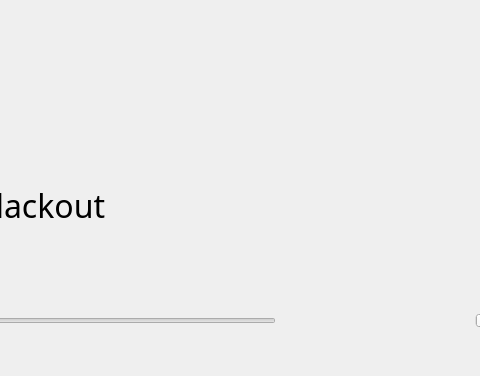
IsaacIngram/makeplus-livenation-ui, file control_widget.ui: the form before one commit; both pictures show x 105 to 585 and y 0 to 376 of the 950 by 520 pixel window.
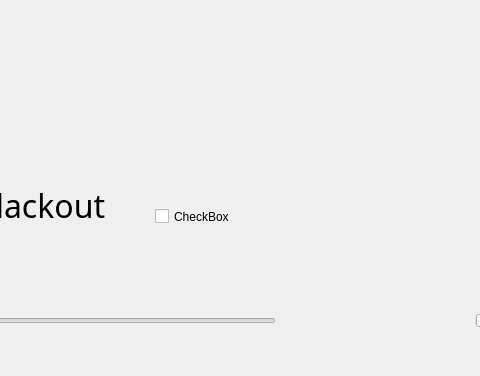
The form after the commit.

Commit message: Automatic switch positioning

What changed in the file:
```diff
--- a/control_widget.ui
+++ b/control_widget.ui
@@ -92,6 +92,19 @@
     <enum>Qt::Horizontal</enum>
    </property>
   </widget>
+  <widget class="QCheckBox" name="blackoutSwitch">
+   <property name="geometry">
+    <rect>
+     <x>260</x>
+     <y>150</y>
+     <width>171</width>
+     <height>133</height>
+    </rect>
+   </property>
+   <property name="text">
+    <string>CheckBox</string>
+   </property>
+  </widget>
  </widget>
  <resources/>
  <connections/>
```
The commit also changes 2 other files.
